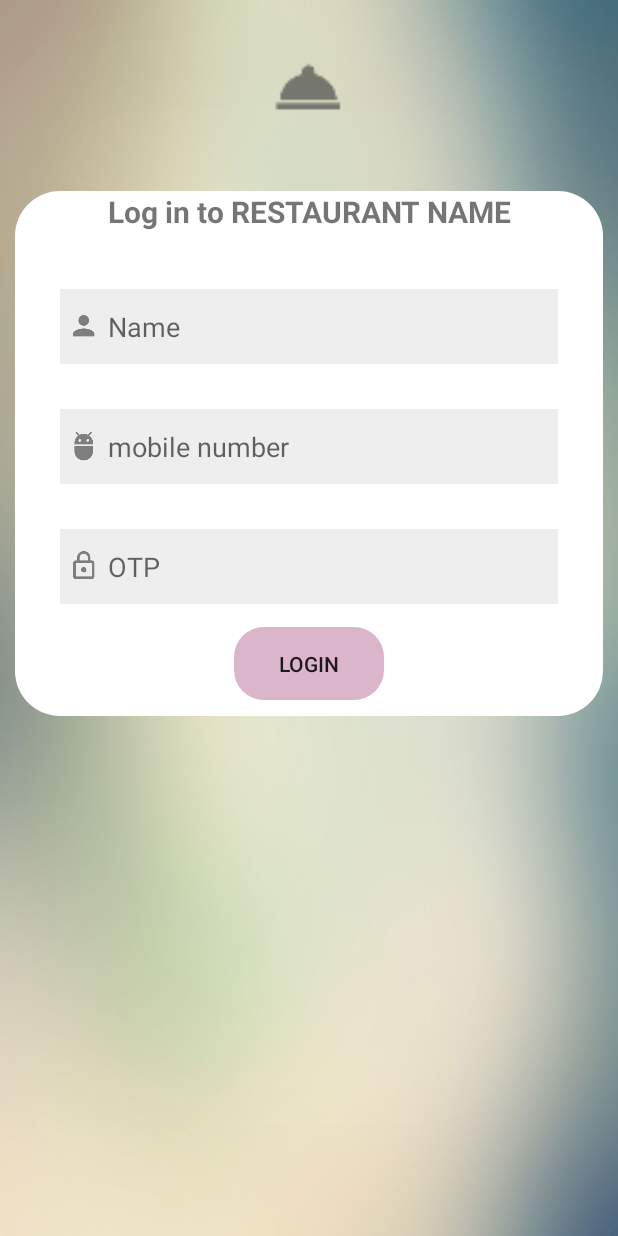
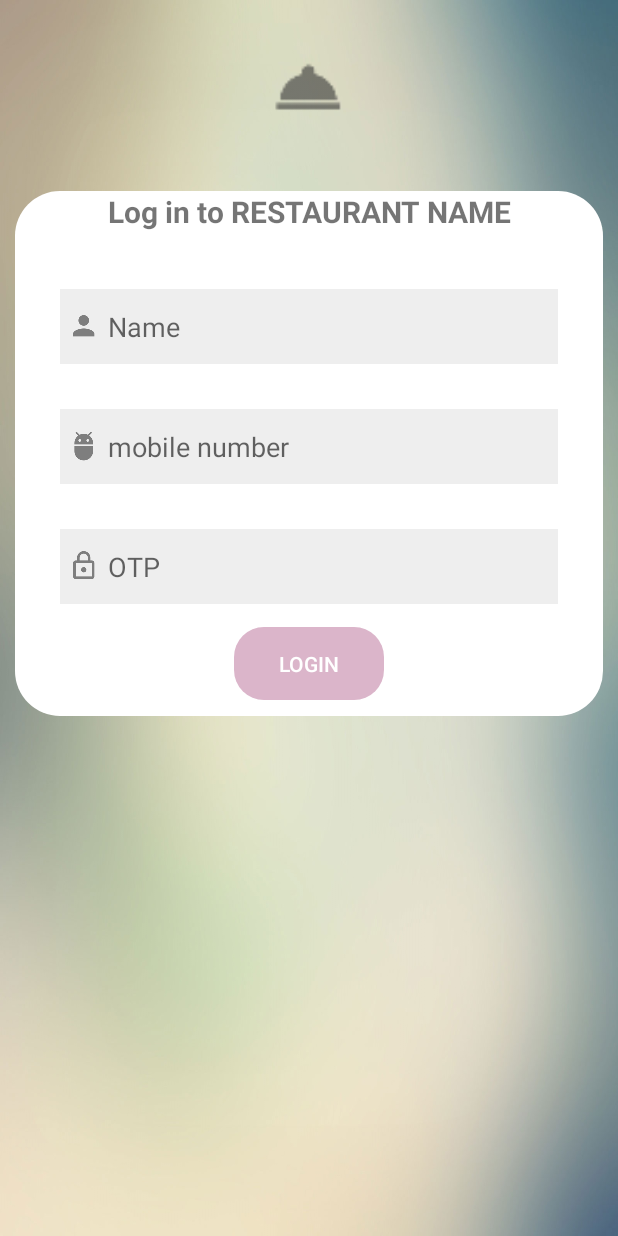
Before and after one commit to pradumnkr98/Foodies, an Android app: the customerlogin screen opened directly, with no data from a screen before it, on a phone screen of 412 x 824 dp. Run offline under Robolectric (Android 15) with nearby library versions, the phone set to English and light mode, and no system bars.

Commit message:
first commit

```diff
--- a/app/src/main/res/layout/activity_customerlogin.xml
+++ b/app/src/main/res/layout/activity_customerlogin.xml
@@ -73,6 +73,7 @@
                 android:layout_gravity="center_horizontal"
                 android:layout_marginTop="15dp"
                 android:background="@drawable/buttonstyle"
+                android:textColor="@color/white"
                 android:text="Login" />
 
 
```
